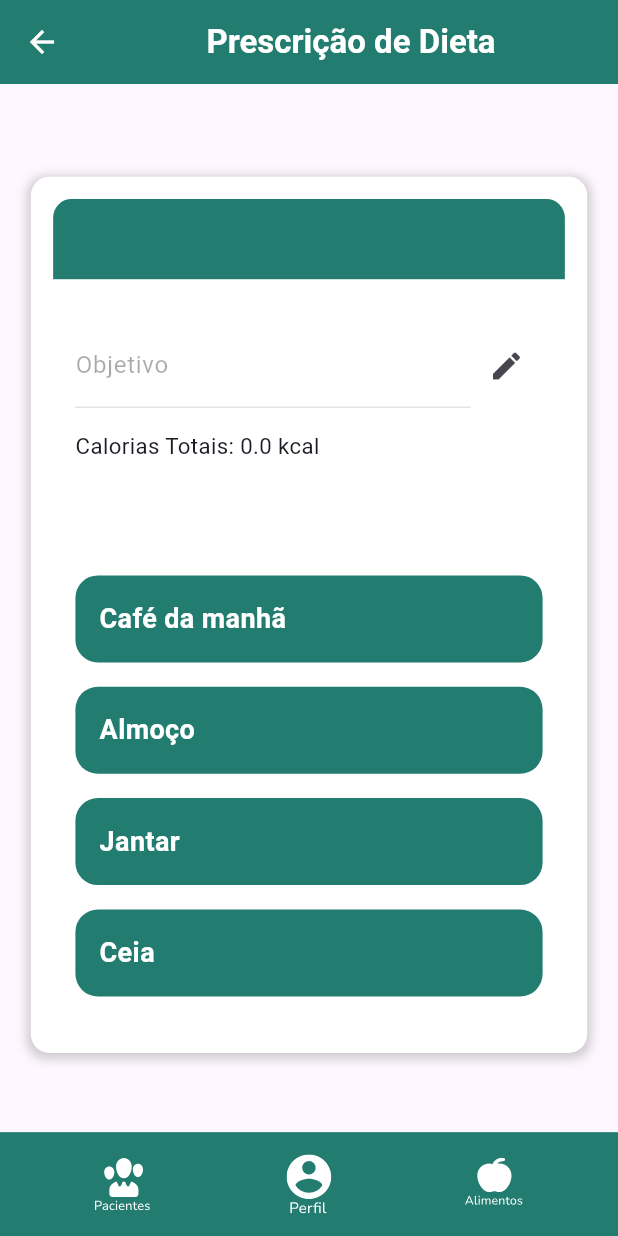
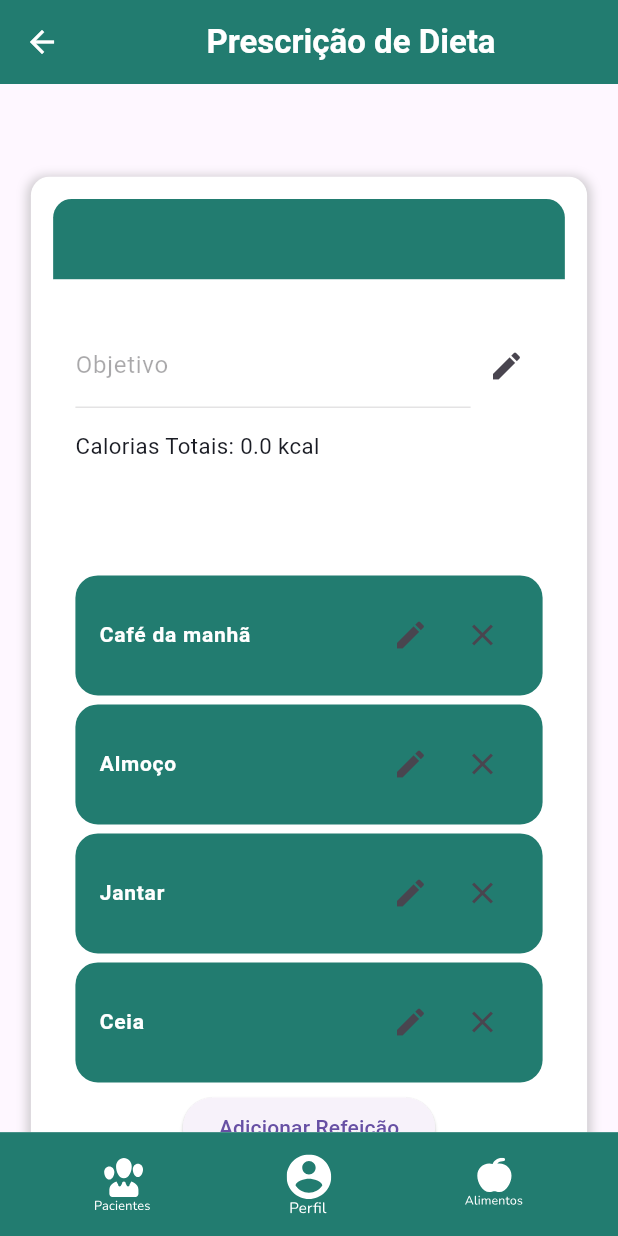
Before and after one commit to WandersoNoleto/NutriGuard, a Flutter app: the DietPrescriptionPage screen opened directly with empty values, on a phone screen of 412 x 824 dp. Run offline on Flutter 3.47's test engine with Material 3 defaults, Android fonts, the phone set to English and light mode, and no system bars; our stand-ins replace cloud_firestore, firebase_auth, firebase_core, flutter_svg; accounts and stored records are empty.

Commit message:
add features to creatingPrescriptionPage

```diff
--- a/lib/screens/createPrescription.dart
+++ b/lib/screens/createPrescription.dart
@@ -1,7 +1,6 @@
 import 'package:flutter/material.dart';
 import 'package:nutri_guard/colors/colors.dart';
 import 'package:nutri_guard/widgets/navbar.dart';
-import 'package:cloud_firestore/cloud_firestore.dart';
 
 class DietPrescriptionPage extends StatefulWidget {
   final String patientName;
@@ -21,7 +20,13 @@ class DietPrescriptionPage extends StatefulWidget {
 
 class _DietPrescriptionPageState extends State<DietPrescriptionPage> {
   TextEditingController objectiveController = TextEditingController();
-  bool isEditing = false;
+  bool isEditingObjective = false;
+  List<Meal> meals = [
+    Meal('Café da manhã'),
+    Meal('Almoço'),
+    Meal('Jantar'),
+    Meal('Ceia'),
+  ];
 
   @override
   void initState() {
@@ -55,7 +60,9 @@ class _DietPrescriptionPageState extends State<DietPrescriptionPage> {
       ),
       body: SingleChildScrollView(
         child: Container(
-          margin: EdgeInsets.symmetric(horizontal: screenWidth * 0.05, vertical: screenHeight * 0.075),
+          margin: EdgeInsets.symmetric(
+              horizontal: screenWidth * 0.05,
+              vertical: screenHeight * 0.075),
           padding: EdgeInsets.all(screenHeight * 0.018),
           decoration: BoxDecoration(
             color: Colors.white,
@@ -110,19 +117,19 @@ class _DietPrescriptionPageState extends State<DietPrescriptionPage> {
                             children: [
                               TextFormField(
                                 controller: objectiveController,
-                                enabled: isEditing,
+                                enabled: isEditingObjective,
                                 decoration: InputDecoration(
                                   labelText: 'Objetivo',
                                 ),
                               ),
-                              if (isEditing)
+                              if (isEditingObjective)
                                 Positioned(
                                   right: 0,
                                   child: IconButton(
                                     icon: Icon(Icons.save),
                                     onPressed: () {
                                       setState(() {
-                                        isEditing = false;
+                                        isEditingObjective = false;
                                       });
                                     },
                                   ),
@@ -130,20 +137,29 @@ class _DietPrescriptionPageState extends State<DietPrescriptionPage> {
                             ],
                           ),
                         ),
-                        if (!isEditing)
+                        if (!isEditingObjective)
                           IconButton(
                             icon: Icon(Icons.edit),
                             onPressed: () {
                               setState(() {
-                                isEditing = true;
+                                isEditingObjective = true;
                               });
                             },
                           ),
                       ],
                     ),
-                    SizedBox(height: screenHeight * 0.018),
-                    Text('Calorias Totais: ${widget.totalCalories} kcal', style: TextStyle(fontSize: screenHeight * 0.018, fontWeight: FontWeight.w400, color: AppColors.textColor)),
-                    SizedBox(height: screenHeight * 0.018),
+                    SizedBox(
+                      height: screenHeight * 0.018,
+                    ),
+                    Text(
+                        'Calorias Totais: ${widget.totalCalories} kcal',
+                        style: TextStyle(
+                            fontSize: screenHeight * 0.018,
+                            fontWeight: FontWeight.w400,
+                            color: AppColors.textColor)),
+                    SizedBox(
+                      height: screenHeight * 0.018,
+                    ),
                   ],
                 ),
               ),
@@ -155,17 +171,14 @@ class _DietPrescriptionPageState extends State<DietPrescriptionPage> {
                 margin: EdgeInsets.only(top: screenHeight * 0.018),
                 padding: EdgeInsets.all(screenHeight * 0.018),
                 decoration: BoxDecoration(
-                  borderRadius: BorderRadius.circular(screenHeight * 0.015),
+                  borderRadius:
+                      BorderRadius.circular(screenHeight * 0.015),
                 ),
                 child: Column(
                   children: [
-                    _buildMealCard('Café da manhã'),
-                    SizedBox(height: screenHeight * 0.01),
-                    _buildMealCard('Almoço'),
-                    SizedBox(height: screenHeight * 0.01),
-                    _buildMealCard('Jantar'),
-                    SizedBox(height: screenHeight * 0.01),
-                    _buildMealCard('Ceia'),
+                    for (int index = 0; index < meals.length; index++)
+                      _buildMealCard(meals[index], index),
+                    _buildAddMealButton(),
                   ],
                 ),
               ),
@@ -177,23 +190,81 @@ class _DietPrescriptionPageState extends State<DietPrescriptionPage> {
     );
   }
 
-  Widget _buildMealCard(String mealName) {
+  Widget _buildMealCard(Meal meal, int index) {
+    TextEditingController mealController =
+        TextEditingController(text: meal.name);
+    bool isEditingMeal = false;
+
     return Container(
       width: double.infinity,
-      margin: EdgeInsets.only(bottom: 8.0),
+      margin: EdgeInsets.only(bottom: 6.0),
       decoration: BoxDecoration(
         color: AppColors.primaryGreen,
         borderRadius: BorderRadius.circular(15.0),
       ),
       padding: EdgeInsets.all(16.0),
-      child: Text(
-        mealName,
-        style: TextStyle(
-          fontSize: 18.0,
-          fontWeight: FontWeight.bold,
-          color: AppColors.white,
-        ),
+      child: Row(
+        children: [
+          Expanded(
+            child: Stack(
+              children: [
+                TextFormField(
+                  controller: mealController,
+                  enabled: isEditingMeal,
+                  style: TextStyle(
+                    fontSize: 14.0,
+                    fontWeight: FontWeight.bold,
+                    color: AppColors.white,
+                  ),
+                  decoration: InputDecoration(
+                    border: InputBorder.none,
+                  ),
+                ),
+              ],
+            ),
+          ),
+          Row(
+            children: [
+              IconButton(
+                icon: isEditingMeal ? Icon(Icons.save) : Icon(Icons.edit),
+                onPressed: () {
+                  setState(() {
+                    if (isEditingMeal) {
+                      meal.name = mealController.text;
+                    }
+                    isEditingMeal = !isEditingMeal;
+                  });
+                },
+              ),
+              IconButton(
+                icon: Icon(Icons.close),
+                onPressed: () {
+                  setState(() {
+                    meals.removeAt(index);
+                  });
+                },
+              ),
+            ],
+          ),
+        ],
       ),
     );
   }
+
+  Widget _buildAddMealButton() {
+    return ElevatedButton(
+      onPressed: () {
+        setState(() {
+          meals.add(Meal('Nova Refeição'));
+        });
+      },
+      child: Text('Adicionar Refeição'),
+    );
+  }
 }
+
+class Meal {
+  String name;
+
+  Meal(this.name);
+}
--- a/pubspec.yaml
+++ b/pubspec.yaml
@@ -40,6 +40,7 @@ dependencies:
   firebase_auth: ^4.15.0
   cloud_firestore: ^4.13.3
   provider: ^6.1.1
+  flutter_reorderable_list: ^1.3.1
 
 dev_dependencies:
   flutter_test:
```
Also changed, not shown: pubspec.lock.
